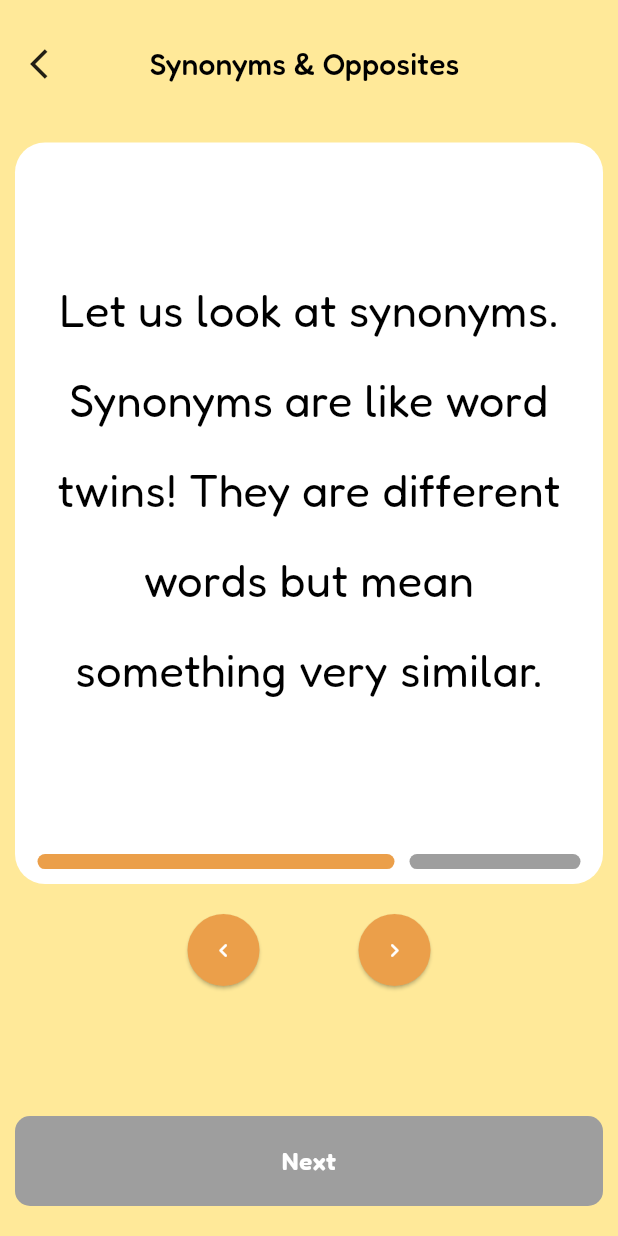
After one commit to WordandLearn/wordandlearn_app, a Flutter app: the TopicLearnPage screen opened directly with sample values from the repository, on a phone screen of 412 x 824 dp. The commit adds this screen. Run offline on Flutter 3.47's test engine with Material 3 defaults, Android fonts, the phone set to English and light mode, and no system bars; our stand-ins replace bubble, cached_network_image, flutter_svg, google_fonts.

Commit message:
Topic progres screen and flash card lesson container

```diff
--- /dev/null
+++ b/lib/components/back_button.dart
@@ -0,0 +1,10 @@
+import 'package:flutter/material.dart';
+
+class CustomBackButton extends StatelessWidget {
+  const CustomBackButton({super.key});
+
+  @override
+  Widget build(BuildContext context) {
+    return Icon(Icons.arrow_back_ios);
+  }
+}
--- a/lib/components/custom_scaffold.dart
+++ b/lib/components/custom_scaffold.dart
@@ -6,16 +6,19 @@ class CustomScaffold extends StatelessWidget {
   final Widget? bottomImage;
   final Widget? appBar;
   final Widget? bottomNavigationBar;
+  final Color? backgroundColor;
   const CustomScaffold(
       {super.key,
       required this.body,
       this.bottomImage,
       this.appBar,
-      this.bottomNavigationBar});
+      this.bottomNavigationBar,
+      this.backgroundColor});
 
   @override
   Widget build(BuildContext context) {
     return Scaffold(
+      backgroundColor: backgroundColor,
       resizeToAvoidBottomInset: false,
       bottomNavigationBar: bottomNavigationBar,
       body: SafeArea(
--- a/lib/components/primary_button.dart
+++ b/lib/components/primary_button.dart
@@ -27,3 +27,48 @@ class PrimaryButton extends StatelessWidget {
     );
   }
 }
+
+class CustomPrimaryButton extends StatelessWidget {
+  const CustomPrimaryButton({
+    super.key,
+    this.color,
+    required this.text,
+    this.textStyle,
+    this.onPressed,
+    this.disabled = false,
+  });
+
+  final Color? color;
+  final String text;
+  final TextStyle? textStyle;
+  final Function()? onPressed;
+  final bool disabled;
+
+  @override
+  Widget build(BuildContext context) {
+    Size size = MediaQuery.of(context).size;
+    return InkWell(
+      onTap: disabled ? null : onPressed,
+      child: Container(
+        height: 60,
+        width: size.width,
+        constraints: const BoxConstraints(maxWidth: 400),
+        decoration: BoxDecoration(
+            color: disabled
+                ? Colors.grey
+                : color ?? Theme.of(context).primaryColor,
+            borderRadius: BorderRadius.circular(10)),
+        child: Center(
+          child: Text(
+            text,
+            style: textStyle ??
+                Theme.of(context)
+                    .textTheme
+                    .bodyLarge!
+                    .copyWith(fontWeight: FontWeight.w600, color: Colors.white),
+          ),
+        ),
+      ),
+    );
+  }
+}
--- /dev/null
+++ b/lib/models/flash_card_text.dart
@@ -0,0 +1,5 @@
+class FlashcardText {
+  final String text;
+
+  FlashcardText({required this.text});
+}
--- a/lib/models/models.dart
+++ b/lib/models/models.dart
@@ -1,2 +1,4 @@
 export 'lesson.dart';
 export 'composition.dart';
+export 'topic.dart';
+export 'flash_card_text.dart';
--- /dev/null
+++ b/lib/models/topic.dart
@@ -0,0 +1,15 @@
+class Excerise {
+  final bool isCompleted;
+
+  Excerise({required this.isCompleted});
+}
+
+class Topic {
+  final String name;
+  final Excerise? excerise;
+
+  Topic({
+    this.excerise,
+    required this.name,
+  });
+}
--- a/lib/views/writing/components/lesson_header_container.dart
+++ b/lib/views/writing/components/lesson_header_container.dart
@@ -1,6 +1,5 @@
 import 'package:flutter/material.dart';
-
-import '../../../constants/constants.dart';
+import 'package:word_and_learn/constants/constants.dart';
 
 class LessonHeaderContainer extends StatelessWidget {
   const LessonHeaderContainer({
--- /dev/null
+++ b/lib/views/writing/topic/components/flash_card_container.dart
@@ -0,0 +1,128 @@
+import 'package:flutter/material.dart';
+import 'package:word_and_learn/constants/constants.dart';
+import 'package:word_and_learn/models/flash_card_text.dart';
+
+class FlashCardContainer extends StatefulWidget {
+  const FlashCardContainer({
+    super.key,
+    required this.flashcards,
+    required this.onCompleted,
+  });
+
+  final List<FlashcardText> flashcards;
+  final Function onCompleted;
+
+  @override
+  State<FlashCardContainer> createState() => _FlashCardContainerState();
+}
+
+class _FlashCardContainerState extends State<FlashCardContainer> {
+  int activeIndex = 0;
+
+  void goToNext() {
+    if (activeIndex < widget.flashcards.length - 1) {
+      if (activeIndex == widget.flashcards.length - 2) {
+        widget.onCompleted();
+      }
+      setState(() {
+        activeIndex++;
+      });
+    }
+  }
+
+  void goToPrevious() {
+    if (activeIndex > 0) {
+      setState(() {
+        activeIndex--;
+      });
+    }
+  }
+
+  @override
+  Widget build(BuildContext context) {
+    FlashcardText activeFlashcard = widget.flashcards[activeIndex];
+    Size size = MediaQuery.of(context).size;
+    return Column(
+      children: [
+        Container(
+          width: size.width,
+          height: size.height * 0.6,
+          decoration: BoxDecoration(
+              color: Colors.white, borderRadius: BorderRadius.circular(20)),
+          child: Column(
+            children: [
+              Expanded(
+                  child: Padding(
+                padding: allPadding * 2,
+                child: Center(
+                  child: Text(
+                    activeFlashcard.text,
+                    textAlign: TextAlign.center,
+                    style: Theme.of(context)
+                        .textTheme
+                        .headlineMedium!
+                        .copyWith(height: 2, fontSize: 30),
+                  ),
+                ),
+              )),
+              Padding(
+                padding: allPadding,
+                child: Row(
+                  mainAxisAlignment: MainAxisAlignment.spaceBetween,
+                  children: List.generate(
+                      widget.flashcards.length,
+                      (index) => Expanded(
+                            flex: activeIndex == index ? 2 : 1,
+                            child: AnimatedContainer(
+                              margin: const EdgeInsets.symmetric(
+                                  horizontal: defaultPadding / 2),
+                              duration: const Duration(milliseconds: 300),
+                              height: 10,
+                              width: 50,
+                              decoration: BoxDecoration(
+                                  color: activeIndex == index
+                                      ? Theme.of(context).primaryColor
+                                      : Colors.grey,
+                                  borderRadius: BorderRadius.circular(10)),
+                            ),
+                          )),
+                ),
+              )
+            ],
+          ),
+        ),
+        Padding(
+          padding: const EdgeInsets.symmetric(vertical: defaultPadding * 2),
+          child: Row(
+            mainAxisAlignment: MainAxisAlignment.center,
+            children: [
+              ElevatedButton(
+                  style: ElevatedButton.styleFrom(
+                      backgroundColor: Theme.of(context).primaryColor,
+                      foregroundColor: Colors.white,
+                      shape: const CircleBorder(),
+                      padding: allPadding * 1.5),
+                  onPressed: () {
+                    goToPrevious();
+                  },
+                  child: const Icon(Icons.chevron_left_rounded)),
+              const SizedBox(
+                width: defaultPadding * 5,
+              ),
+              ElevatedButton(
+                  style: ElevatedButton.styleFrom(
+                      backgroundColor: Theme.of(context).primaryColor,
+                      foregroundColor: Colors.white,
+                      shape: const CircleBorder(),
+                      padding: allPadding * 1.5),
+                  onPressed: () {
+                    goToNext();
+                  },
+                  child: Icon(Icons.chevron_right_rounded))
+            ],
+          ),
+        )
+      ],
+    );
+  }
+}
--- /dev/null
+++ b/lib/views/writing/topic/topic_learn_page.dart
@@ -0,0 +1,67 @@
+import 'package:flutter/material.dart';
+import 'package:word_and_learn/components/back_button.dart';
+import 'package:word_and_learn/components/components.dart';
+import 'package:word_and_learn/constants/constants.dart';
+import 'package:word_and_learn/models/models.dart';
+import 'package:word_and_learn/views/writing/topic/components/flash_card_container.dart';
+
+List<FlashcardText> flashcards = [
+  FlashcardText(
+      text:
+          "Let us look at synonyms. Synonyms are like word twins! They are different words but mean something very similar."),
+  FlashcardText(
+      text:
+          'For example, in your story about a visit to grandmas house, you wrote "happy." What if we try its twin like "joyful" or "cheerful"? Its like painting your story with more colours!')
+];
+
+class TopicLearnPage extends StatefulWidget {
+  final Topic topic;
+  const TopicLearnPage({super.key, required this.topic});
+
+  @override
+  State<TopicLearnPage> createState() => _TopicLearnPageState();
+}
+
+class _TopicLearnPageState extends State<TopicLearnPage> {
+  bool completed = false;
+  @override
+  Widget build(BuildContext context) {
+    return CustomScaffold(
+        backgroundColor: const Color(0xFFFFE999),
+        appBar: Padding(
+          padding: const EdgeInsets.symmetric(
+              horizontal: defaultPadding, vertical: defaultPadding * 2),
+          child: Row(
+            mainAxisAlignment: MainAxisAlignment.spaceBetween,
+            children: [
+              const CustomBackButton(),
+              Text(
+                widget.topic.name,
+                style: Theme.of(context).textTheme.titleLarge,
+              ),
+              const SizedBox(
+                width: 30,
+              )
+            ],
+          ),
+        ),
+        body: Column(
+          mainAxisAlignment: MainAxisAlignment.spaceBetween,
+          children: [
+            FlashCardContainer(
+              flashcards: flashcards,
+              onCompleted: () {
+                setState(() {
+                  completed = true;
+                });
+              },
+            ),
+            CustomPrimaryButton(
+              text: "Next",
+              disabled: !completed,
+              color: const Color(0xFF060606),
+            )
+          ],
+        ));
+  }
+}
```
Also changed, not shown: lib/views/writing/topic/components/topic_progress.dart (added, +38 -0 lines), lib/views/writing/topic/components/topic_progress_item.dart (added, +194 -0 lines), lib/views/writing/topic/lesson_topics_page.dart (+28 -2 lines).
